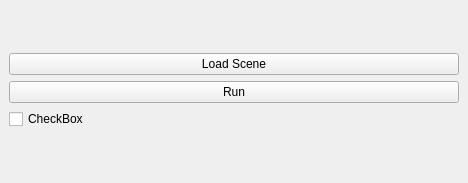
Above: LuluWinz.ui from kilimi/robworkstudio-camera-plugin before the change. Below: the same form after it.
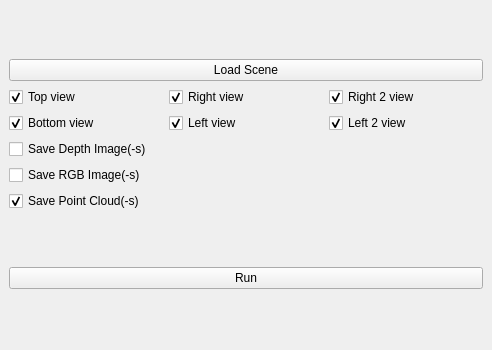
That is the form after the change.

Commit message: new interface, loading CB to map

```diff
--- a/LuluWinz.ui
+++ b/LuluWinz.ui
@@ -6,8 +6,8 @@
    <rect>
     <x>0</x>
     <y>0</y>
-    <width>468</width>
-    <height>183</height>
+    <width>492</width>
+    <height>350</height>
    </rect>
   </property>
   <property name="windowTitle">
@@ -16,7 +16,7 @@
   <widget class="QWidget" name="dockWidgetContents">
    <layout class="QVBoxLayout" name="verticalLayout_2">
     <item>
-     <layout class="QVBoxLayout" name="verticalLayout" stretch="0,0,0">
+     <layout class="QVBoxLayout" name="verticalLayout" stretch="0,0">
       <item>
        <widget class="QPushButton" name="myButton">
         <property name="text">
@@ -25,21 +25,102 @@
        </widget>
       </item>
       <item>
-       <widget class="QPushButton" name="run">
-        <property name="text">
-         <string>Run</string>
-        </property>
-       </widget>
-      </item>
-      <item>
-       <widget class="QCheckBox" name="_checkBox">
-        <property name="text">
-         <string>CheckBox</string>
-        </property>
-       </widget>
+       <layout class="QGridLayout" name="gridLayout">
+        <item row="2" column="0">
+         <widget class="QCheckBox" name="_saveDepth">
+          <property name="text">
+           <string>Save Depth Image(-s)</string>
+          </property>
+         </widget>
+        </item>
+        <item row="3" column="0">
+         <widget class="QCheckBox" name="_saveRGB">
+          <property name="text">
+           <string>Save RGB Image(-s)</string>
+          </property>
+         </widget>
+        </item>
+        <item row="1" column="0">
+         <widget class="QCheckBox" name="_bottom">
+          <property name="text">
+           <string>Bottom view</string>
+          </property>
+          <property name="checked">
+           <bool>true</bool>
+          </property>
+         </widget>
+        </item>
+        <item row="0" column="1" alignment="Qt::AlignLeft">
+         <widget class="QCheckBox" name="_right">
+          <property name="text">
+           <string>Right view</string>
+          </property>
+          <property name="checked">
+           <bool>true</bool>
+          </property>
+         </widget>
+        </item>
+        <item row="0" column="2">
+         <widget class="QCheckBox" name="_right2">
+          <property name="text">
+           <string>Right 2 view</string>
+          </property>
+          <property name="checked">
+           <bool>true</bool>
+          </property>
+         </widget>
+        </item>
+        <item row="0" column="0" alignment="Qt::AlignLeft">
+         <widget class="QCheckBox" name="_top">
+          <property name="text">
+           <string>Top view</string>
+          </property>
+          <property name="checked">
+           <bool>true</bool>
+          </property>
+         </widget>
+        </item>
+        <item row="1" column="1">
+         <widget class="QCheckBox" name="_left">
+          <property name="text">
+           <string>Left view</string>
+          </property>
+          <property name="checked">
+           <bool>true</bool>
+          </property>
+         </widget>
+        </item>
+        <item row="1" column="2">
+         <widget class="QCheckBox" name="_left2">
+          <property name="text">
+           <string>Left 2 view</string>
+          </property>
+          <property name="checked">
+           <bool>true</bool>
+          </property>
+         </widget>
+        </item>
+        <item row="4" column="0">
+         <widget class="QCheckBox" name="_savePointCloud">
+          <property name="text">
+           <string>Save Point Cloud(-s)</string>
+          </property>
+          <property name="checked">
+           <bool>true</bool>
+          </property>
+         </widget>
+        </item>
+       </layout>
       </item>
      </layout>
     </item>
+    <item>
+     <widget class="QPushButton" name="run">
+      <property name="text">
+       <string>Run</string>
+      </property>
+     </widget>
+    </item>
    </layout>
   </widget>
  </widget>
```
Left out of the diff: 2 changed lines with no effect on the pictures. The commit also changes 2 other files.
